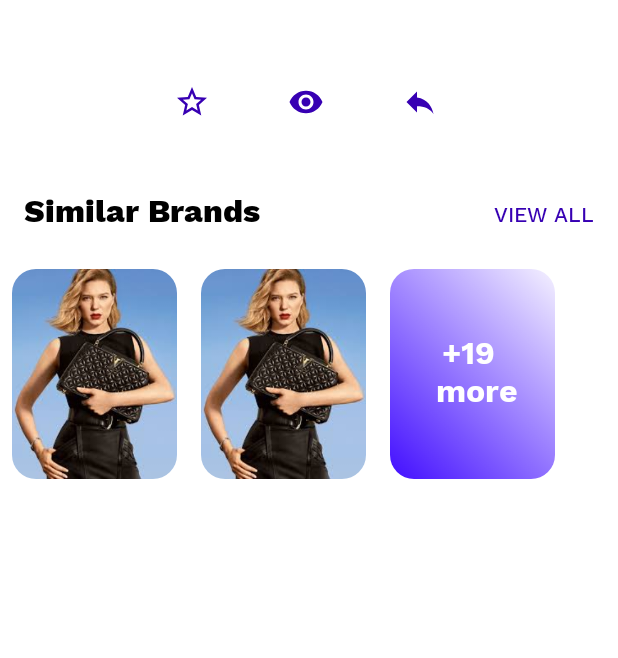
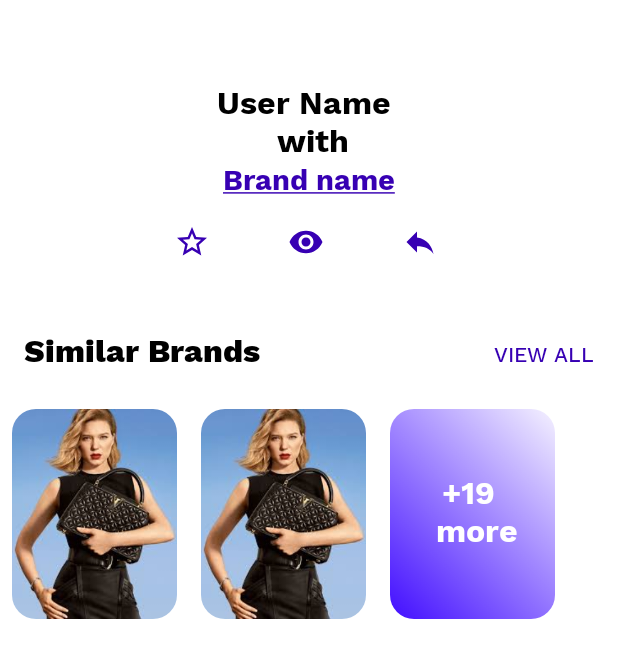
Before and after one commit to Anant00/Brandie, an Android app: the layout activity_image_details.xml on its own in the app's theme, with its tools: preview values and no code run, on a phone screen of 412 x 824 dp. Shown: the top 658 px of the screen. Run offline under Robolectric (Android 15) with nearby library versions, the phone set to English and light mode, and no system bars.

Commit message:
add username and brandname

```diff
--- a/app/src/main/res/layout/activity_image_details.xml
+++ b/app/src/main/res/layout/activity_image_details.xml
@@ -79,6 +79,34 @@
                 android:layout_marginTop="16dp"
                 android:orientation="vertical">
 
+                <TextView
+                    android:layout_width="wrap_content"
+                    android:layout_height="wrap_content"
+                    android:layout_gravity="center"
+                    android:fontFamily="@font/bold"
+                    android:gravity="center"
+                    android:paddingLeft="16dp"
+                    android:paddingTop="16dp"
+                    android:paddingRight="16dp"
+                    android:text="@{item.user+ `\n with`}"
+                    android:textColor="@color/colorBlack"
+                    android:textSize="21sp"
+                    tools:text="User Name \n with" />
+
+                <TextView
+                    android:layout_width="wrap_content"
+                    android:layout_height="wrap_content"
+                    android:layout_gravity="center"
+                    android:clickable="true"
+                    android:focusable="true"
+                    android:fontFamily="@font/bold"
+                    android:foreground="?attr/selectableItemBackground"
+                    android:paddingLeft="16dp"
+                    android:paddingRight="16dp"
+                    android:text="@string/brand_name"
+                    android:textColor="@color/colorPrimaryDark"
+                    android:textSize="19sp" />
+
                 <include
                     android:id="@+id/layout_data_details"
                     layout="@layout/item_data_details"
--- a/app/src/main/res/values/strings.xml
+++ b/app/src/main/res/values/strings.xml
@@ -16,4 +16,5 @@
     <string name="with_brand_name">with Brand Name</string>
     <string name="similar_brands">Similar Brands</string>
     <string name="view_all">view all</string>
+    <string name="brand_name"><u>Brand name</u></string>
 </resources>
```
